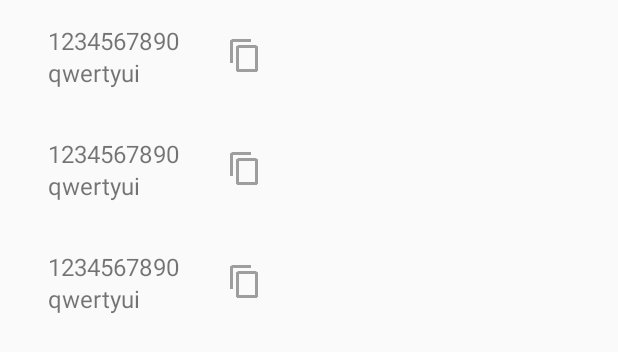
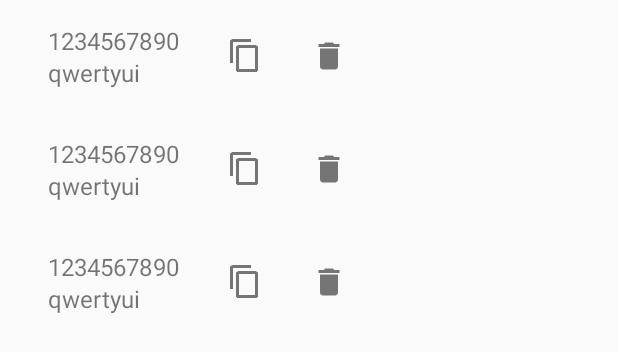
Before and after one commit to junkuvo/InputHelper, an Android app: the layout recyclerview_input_list.xml on its own in the app's theme, with its tools: preview values and no code run, on a phone screen of 412 x 824 dp. Shown: the top 352 px of the screen. Run offline under Robolectric (Android 15) with nearby library versions, the phone set to English and light mode, and no system bars.

Commit message:
no message

```diff
--- a/app/src/main/java/junkuvo/apps/inputhelper/fragment/item/ListItemViewHolder.java
+++ b/app/src/main/java/junkuvo/apps/inputhelper/fragment/item/ListItemViewHolder.java
@@ -12,6 +12,7 @@ public class ListItemViewHolder extends RecyclerView.ViewHolder {
     public final View mView;
     public final AppCompatTextView mContentView;
     public final AppCompatImageView ivCopy;
+    public final AppCompatImageView ivDelete;
     public ListItemData mItem;
 
     public ListItemViewHolder(View itemView) {
@@ -20,6 +21,7 @@ public class ListItemViewHolder extends RecyclerView.ViewHolder {
         mView = itemView;
         mContentView = itemView.findViewById(R.id.title);
         ivCopy = itemView.findViewById(R.id.ivCopy);
+        ivDelete = itemView.findViewById(R.id.ivDelete);
     }
 
     @Override
--- /dev/null
+++ b/app/src/main/res/drawable/ic_delete_black_24dp.xml
@@ -0,0 +1,4 @@
+<?xml version="1.0" encoding="UTF-8" standalone="no"?>
+<vector xmlns:android="http://schemas.android.com/apk/res/android" android:height="24dp" android:viewportHeight="24.0" android:viewportWidth="24.0" android:width="24dp">
+    <path android:fillColor="#000000" android:pathData="M6,19c0,1.1 0.9,2 2,2h8c1.1,0 2,-0.9 2,-2V7H6v12zM19,4h-3.5l-1,-1h-5l-1,1H5v2h14V4z"/>
+</vector>
--- a/app/src/main/res/layout/viewholder_list_item.xml
+++ b/app/src/main/res/layout/viewholder_list_item.xml
@@ -18,12 +18,25 @@
         android:ellipsize="end"
         android:layout_margin="@dimen/text_margin"
         tools:text="1234567890\nqwertyui"/>
+
     <android.support.v7.widget.AppCompatImageView
         android:id="@+id/ivCopy"
         android:layout_width="wrap_content"
         android:layout_height="wrap_content"
         android:layout_margin="16dp"
         android:layout_gravity="center_vertical"
+        android:tint="@color/basic_gray600"
         android:src="@drawable/ic_content_copy_grey_500_24dp"/>
 
+    <android.support.v7.widget.AppCompatImageView
+        android:id="@+id/ivDelete"
+        android:layout_width="wrap_content"
+        android:layout_height="wrap_content"
+        android:layout_margin="16dp"
+        android:layout_gravity="center_vertical"
+        android:visibility="gone"
+        android:tint="@color/basic_gray600"
+        android:src="@drawable/ic_delete_black_24dp"
+        tools:visibility="visible"/>
+
 </LinearLayout>
```
Also changed, not shown: app/src/main/java/junkuvo/apps/inputhelper/fragment/InputListRecyclerViewAdapter.java (+39 -3 lines), app/src/main/java/junkuvo/apps/inputhelper/fragment/item/ListItemData.java (+7 -0 lines).
